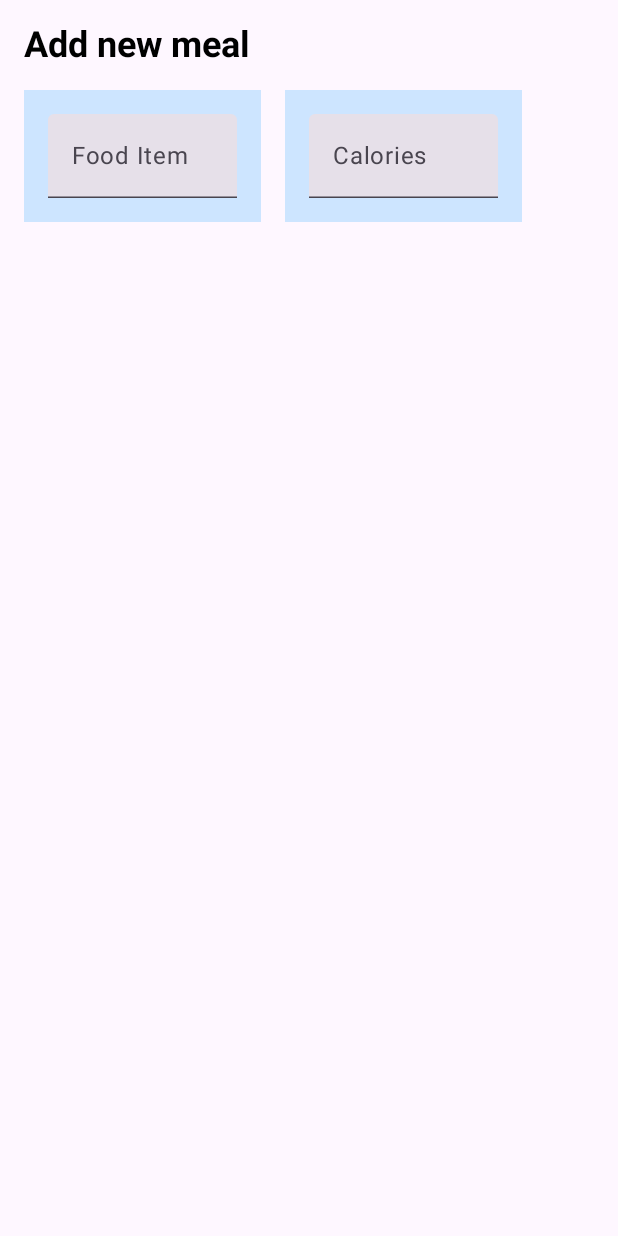
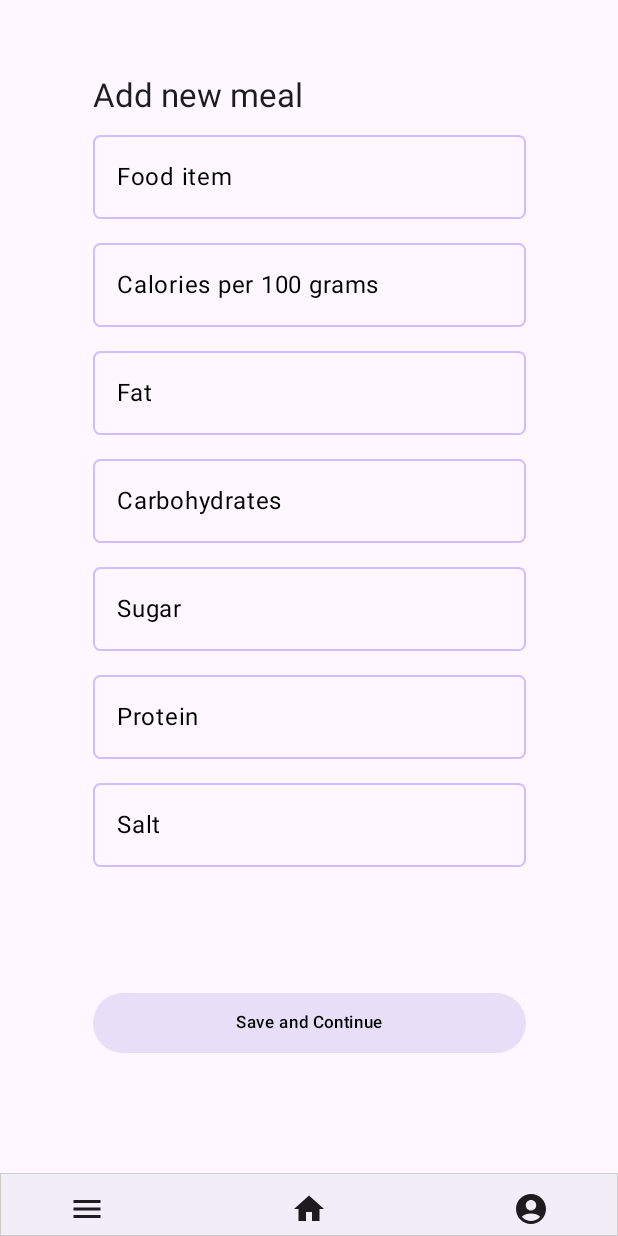
Before and after one commit to asmita143/Step-Tracker, an Android app built with Jetpack Compose: the FoodTrackerUI screen opened through its navigation route, on a phone screen of 412 x 824 dp. Run offline under Robolectric (Android 15) with nearby library versions, the phone set to English and light mode, and no system bars; our stand-ins replace Room's generated code, livedata-compose; libraries missing offline, so code that uses them is left out: com.github.mikephil.charting; 3 statements that could not run were skipped.

Commit message:
manual input Ui ready

```diff
--- a/app/src/main/java/com/example/stepcounter/MainActivity.kt
+++ b/app/src/main/java/com/example/stepcounter/MainActivity.kt
@@ -62,7 +62,7 @@ import com.example.stepcounter.firstScreen.InputDataPage
 import com.example.stepcounter.foodScreen.AddNewMeal
 import com.example.stepcounter.foodScreen.CaloriesPerProduct
 import com.example.stepcounter.foodScreen.CaloriesScreen
-import com.example.stepcounter.foodScreen.FoodTrackerUI
+import com.example.stepcounter.foodScreen.ManualInput
 import com.example.stepcounter.ui.theme.StepCounterTheme
 import java.time.DayOfWeek
 import java.time.Instant
@@ -119,7 +119,7 @@ class MainActivity : ComponentActivity() {
                             AddNewMeal(navController)
                         }
                         composable("ManualInput"){
-                            FoodTrackerUI(navController)
+                            ManualInput(navController)
                         }
 
                     }
--- a/app/src/main/java/com/example/stepcounter/foodScreen/ManuelInput.kt
+++ b/app/src/main/java/com/example/stepcounter/foodScreen/ManuelInput.kt
@@ -1,170 +1,197 @@
 package com.example.stepcounter.foodScreen
 
-import androidx.compose.foundation.background
-import androidx.compose.foundation.layout.*
-import androidx.compose.foundation.lazy.LazyColumn
-import androidx.compose.foundation.lazy.items
+import android.content.Context
+import androidx.compose.foundation.Image
+import androidx.compose.foundation.layout.Arrangement
+import androidx.compose.foundation.layout.Box
+import androidx.compose.foundation.layout.Column
+import androidx.compose.foundation.layout.Spacer
+import androidx.compose.foundation.layout.fillMaxHeight
+import androidx.compose.foundation.layout.fillMaxSize
+import androidx.compose.foundation.layout.fillMaxWidth
+import androidx.compose.foundation.layout.height
+import androidx.compose.foundation.layout.padding
 import androidx.compose.foundation.shape.RoundedCornerShape
-import androidx.compose.foundation.text.KeyboardActions
 import androidx.compose.foundation.text.KeyboardOptions
-import androidx.compose.material3.*
-import androidx.compose.runtime.*
-import androidx.compose.ui.*
+import androidx.compose.material.icons.Icons
+import androidx.compose.material.icons.filled.Close
+import androidx.compose.material3.ExperimentalMaterial3Api
+import androidx.compose.material3.FilledTonalButton
+import androidx.compose.material3.Icon
+import androidx.compose.material3.IconButton
+import androidx.compose.material3.MaterialTheme
+import androidx.compose.material3.OutlinedTextField
+import androidx.compose.material3.Text
+import androidx.compose.material3.TextFieldDefaults
+import androidx.compose.runtime.Composable
+import androidx.compose.runtime.getValue
+import androidx.compose.runtime.mutableStateOf
+import androidx.compose.runtime.remember
+import androidx.compose.runtime.setValue
+import androidx.compose.ui.Alignment
+import androidx.compose.ui.Modifier
 import androidx.compose.ui.graphics.Color
-import androidx.compose.ui.text.TextStyle
-import androidx.compose.ui.text.font.FontWeight
+import androidx.compose.ui.layout.ContentScale
+import androidx.compose.ui.modifier.modifierLocalConsumer
+import androidx.compose.ui.platform.LocalConfiguration
+import androidx.compose.ui.res.painterResource
 import androidx.compose.ui.text.input.ImeAction
-import androidx.compose.ui.tooling.preview.Preview
+import androidx.compose.ui.text.input.KeyboardType
+import androidx.compose.ui.text.input.TextFieldValue
 import androidx.compose.ui.unit.dp
-import androidx.compose.ui.unit.sp
 import androidx.navigation.NavHostController
-import androidx.compose.material3.Text as Text1
+import com.example.stepcounter.BottomAppBar
+import com.example.stepcounter.R
 
 @Composable
-fun FoodTrackerUI(navController: NavHostController) {
-    var foodItem by remember { mutableStateOf("") }
-    var caloriesItem by remember { mutableStateOf("") }
-    var fatItem by remember { mutableStateOf("") }
-    var carbohydratesItem by remember { mutableStateOf("") }
-    var sugarcaloriesItem by remember { mutableStateOf("") }
+fun ManualInput(navController: NavHostController) {
 
-    var foodList by remember { mutableStateOf<List<Pair<String, String>>>(emptyList()) }
+    var food by remember { mutableStateOf(TextFieldValue()) }
+    var calories by remember { mutableStateOf(TextFieldValue()) }
+    var fat by remember { mutableStateOf(TextFieldValue()) }
+    var carbs by remember { mutableStateOf(TextFieldValue()) }
+    var sugar by remember { mutableStateOf(TextFieldValue()) }
+    var protein by remember { mutableStateOf(TextFieldValue()) }
+    var salt by remember { mutableStateOf(TextFieldValue()) }
+    val configuration = LocalConfiguration.current
+    val screenHeight = configuration.screenHeightDp.dp
+
+
 
     Column(
         modifier = Modifier
-            .fillMaxSize()
-            .padding(16.dp)
+            .fillMaxSize(),
+        horizontalAlignment = Alignment.CenterHorizontally,
+        verticalArrangement = Arrangement.SpaceBetween
 
     ) {
-        // Title
-        Text1(
-            text = "Add new meal",
-            style = TextStyle(fontSize = 24.sp, fontWeight = FontWeight.Bold),
-            color = Color(0xFF000000) // Text color
+        Spacer(modifier = Modifier.height(50.dp))
+        Box {
+            Column {
+                Text("Add new meal", style = MaterialTheme.typography.titleLarge)
+                InputData(
+                    value = food, onValueChange = { food = it }, hint = "Food item",
+                    KeyboardType.Number
                 )
+                InputData(
+                    value = calories, onValueChange = { calories = it }, hint = "Calories per 100 grams",
+                    KeyboardType.Number
+                )
+                InputData(
+                    value = fat, onValueChange = { fat = it }, hint = "Fat",
+                    KeyboardType.Number
+                )
+                InputData(
+                    value = carbs, onValueChange = { carbs = it }, hint = "Carbohydrates",
+                    KeyboardType.Number
+                )
+                InputData(
+                    value = sugar,
+                    onValueChange = { sugar = it },
+                    hint = "Sugar",
+                    KeyboardType.Number,
+                )
+                InputData(
+                    value = protein,
+                    onValueChange = { sugar = it },
+                    hint = "Protein",
+                    KeyboardType.Number,
+                )
+                InputData(
+                        value = salt,
+                onValueChange = { sugar = it },
+                hint = "Salt",
+                KeyboardType.Number,
+                )
+            }
 
-        Spacer(modifier = Modifier.height(16.dp))
+        }
 
-        // Input Fields
-        FoodInput(
-            foodItem = foodItem,
-            caloriesItem = caloriesItem,
-            onFoodItemChange = { foodItem = it },
-            onCaloriesItemChange = { caloriesItem = it },
-            onAddItem = {
-                if (foodItem.isNotBlank() && caloriesItem.isNotBlank()) {
-                    foodList = foodList + Pair(foodItem, caloriesItem)
-                    foodItem = ""
-                    caloriesItem = ""
+        Spacer(modifier = Modifier.weight(1f))
+        Box(
+            modifier = Modifier.height(200.dp),
+            contentAlignment = Alignment.Center
+        ) {
+            FilledTonalButton(modifier = Modifier
+                .fillMaxWidth(0.7f),
+
+                onClick = {
+
+
+                    // Navigate to the next screen
+                    navController.navigate("InputDataPage")
+                }
+            ) {
+                Text(
+                    "Save and Continue",
+                    style = MaterialTheme.typography.labelSmall,
+                    color = Color.Black
+                )
             }
         }
+
+
+        Box(
+            modifier = Modifier
+                .fillMaxWidth()
+                .height(55.dp)
         )
+        {
+            BottomAppBar(navController)
+        }
+        Spacer(modifier = Modifier.weight(1f))
 
-        Spacer(modifier = Modifier.height(16.dp))
 
-        // Food List
-        LazyColumn {
-            items(foodList) { (food, calories) ->
-                FoodListItem(food = food, calories = calories)
-            }
-        }
     }
 }
 
 @OptIn(ExperimentalMaterial3Api::class)
 @Composable
-fun FoodInput(
-    foodItem: String,
-    caloriesItem: String,
-    onFoodItemChange: (String) -> Unit,
-    onCaloriesItemChange: (String) -> Unit,
-    onAddItem: () -> Unit
+fun InputData(
+    value: TextFieldValue,
+    onValueChange: (TextFieldValue) -> Unit,
+    hint: String,
+    keyboardType: KeyboardType,
+
     ) {
-    Row(
-        modifier = Modifier.fillMaxWidth(),
-        horizontalArrangement = Arrangement.SpaceBetween
-    ) {
-        TextField(
-            value = foodItem,
-            onValueChange = { onFoodItemChange(it) },
-            textStyle = TextStyle(color = Color(0xFF000000)), // Text color
-            singleLine = true,
-            placeholder = { Text1("Food Item") },
+    var isClearButtonVisible by remember { mutableStateOf(false) }
+    OutlinedTextField(
+        value = value,
+        onValueChange = {
+            onValueChange(it)
+            isClearButtonVisible = it.text.isNotEmpty()
+        },
+        label = { Text(text = hint, color = Color.Black) },
+
         keyboardOptions = KeyboardOptions.Default.copy(
+            keyboardType = keyboardType,
             imeAction = ImeAction.Done
         ),
-            keyboardActions = KeyboardActions(
-                onDone = {
-                    // Handle Done button click here
-                    onAddItem()
-                }
+        modifier = Modifier
+            .padding(vertical = 4.dp)
+            //.background(MaterialTheme.colorScheme.inversePrimary) // Background color
+            .fillMaxWidth(0.7f),
+
+
+        shape = RoundedCornerShape(5.dp),
+        colors = TextFieldDefaults.outlinedTextFieldColors(
+            textColor = Color.Black,
+            focusedBorderColor = Color.Gray,// Customize focused outline color
+            unfocusedBorderColor = MaterialTheme.colorScheme.inversePrimary, // Customize unfocused outline color
         ),
-            modifier = Modifier
-                .weight(1f)
-                .background(Color(0xFFCDE5FF)) // Background color
-                .padding(16.dp)
-        )
-
-        Spacer(modifier = Modifier.width(16.dp))
-
-        TextField(
-            value = caloriesItem,
-            onValueChange = { onCaloriesItemChange(it) },
-            textStyle = TextStyle(color = Color(0xFF000000)), // Text color
-            singleLine = true,
-            placeholder = { Text1(text = "Calories") },
-            keyboardOptions = KeyboardOptions.Default.copy(
-                imeAction = ImeAction.Done
-            ),
-            keyboardActions = KeyboardActions(
-                onDone = {
-                    // Handle Done button click here
-                    onAddItem()
-                }
-            ),
-            modifier = Modifier
-                .weight(1f)
-                .background(Color(0xFFCDE5FF)) // Background color
-                .padding(16.dp)
-        )
-
+        trailingIcon = {
+            if (isClearButtonVisible) {
                 IconButton(
                     onClick = {
-                // Handle Add button click here
-                onAddItem()
-            },
-            modifier = Modifier.align(Alignment.CenterVertically)
+                        onValueChange(TextFieldValue(""))
+                        isClearButtonVisible = false
+                    }
                 ) {
-
-
-        }
+                    Icon(Icons.Filled.Close, "", tint = Color.Blue)
                 }
             }
 
-@Composable
-fun FoodListItem(food: String, calories: String) {
-    Card(
-        modifier = Modifier
-            .fillMaxWidth()
-            .padding(vertical = 8.dp)
-            .background(Color(0xFFDCEEF3)), // Background color
+        },
+    )
 
-        shape = RoundedCornerShape(8.dp)
-    ) {
-        Column(
-            modifier = Modifier
-                .fillMaxWidth()
-                .padding(16.dp)
-        ) {
-            Text1(
-                text = food,
-                style = TextStyle(fontWeight = FontWeight.Bold),
-                color = Color(0xFF000000) // Text color
-            )
-            Text1(
-                text = "Calories: $calories",
-                color = Color(0xFF000000) // Text color
-            )
 }
-    }
-}
```
Lines whose indentation alone changed are shown as unchanged.
